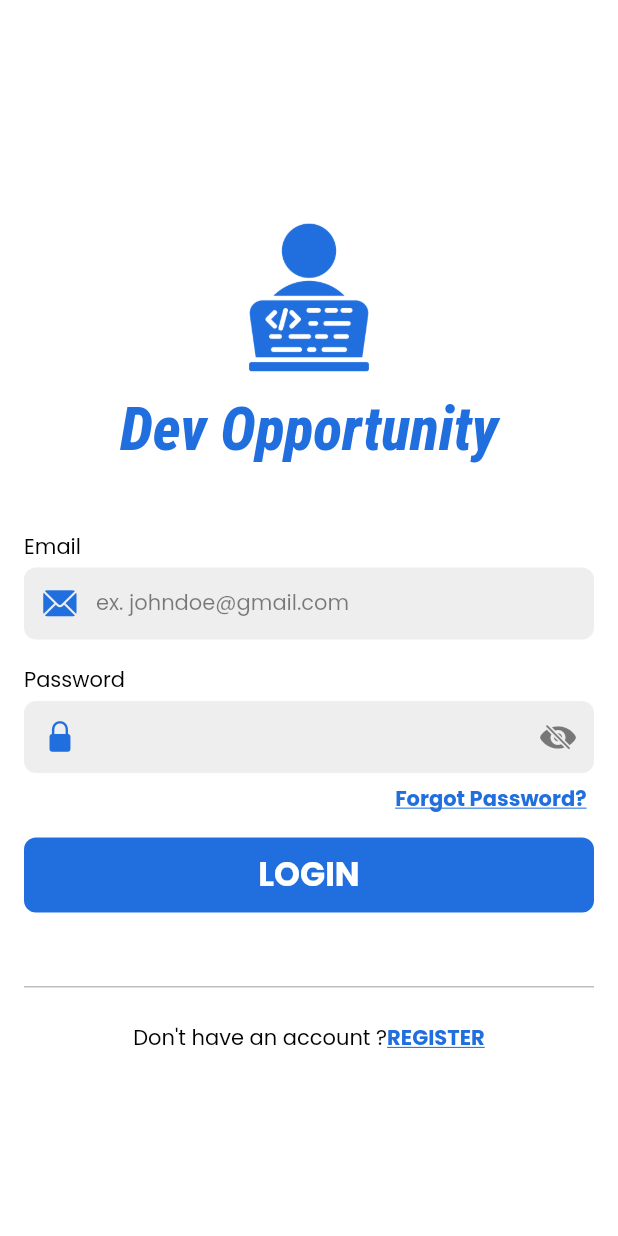
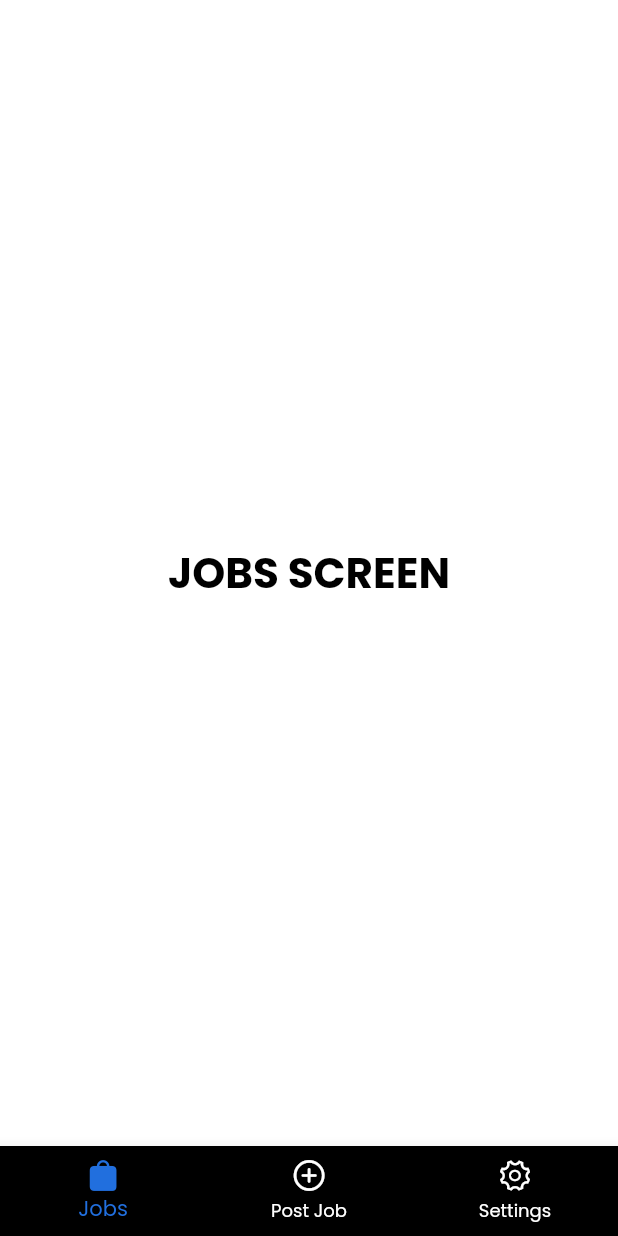
Before and after one commit to includejoe/devopportunity_flutter, a Flutter app: the screen it shows after launch, on a phone screen of 412 x 824 dp. Run offline on Flutter 3.47's test engine with Material 2 defaults, Android fonts, the phone set to English and light mode, and no system bars; our stand-ins replace cloud_firestore, firebase_auth, firebase_core, get_it, google_fonts, shared_preferences; accounts and stored records are empty.

Commit message:
main screen ui setup

```diff
--- a/lib/base/main.dart
+++ b/lib/base/main.dart
@@ -1,4 +1,5 @@
 import 'package:dev_opportunity/base/di/get_it.dart';
+import 'package:dev_opportunity/base/presentation/screens/main_screen.dart';
 import 'package:dev_opportunity/base/presentation/theme/theme_constants.dart';
 import 'package:dev_opportunity/base/presentation/theme/theme_provider.dart';
 import 'package:dev_opportunity/base/providers/user_provider.dart';
@@ -57,7 +58,7 @@ class MyApp extends StatelessWidget {
                 builder: (context, snapshot) {
                   if (snapshot.connectionState == ConnectionState.active) {
                     if (snapshot.hasData) {
-                      return const Placeholder(); // return main screen
+                      return const MainScreen(); // return main screen
                     } else if (snapshot.hasError) {
                       return Center(
                         child: Text("${snapshot.error}"),
@@ -73,7 +74,7 @@ class MyApp extends StatelessWidget {
                     );
                   }
 
-                  return const LoginScreen(); // return login screen
+                  return const MainScreen(); // return login screen
                 },
               )
           );
--- /dev/null
+++ b/lib/base/presentation/screens/main_screen.dart
@@ -0,0 +1,78 @@
+import 'dart:io';
+import 'package:dev_opportunity/job/presentation/screens/jobs_screen.dart';
+import 'package:dev_opportunity/job/presentation/screens/post_job_screen.dart';
+import 'package:dev_opportunity/user/presentation/screens/settings_screen.dart';
+import 'package:flutter/cupertino.dart';
+import 'package:flutter/material.dart';
+
+class MainScreen extends StatefulWidget {
+  const MainScreen({super.key});
+
+  @override
+  State<MainScreen> createState() => _MainScreenState();
+}
+
+class _MainScreenState extends State<MainScreen> {
+  int _currentScreen = 0;
+  final PageController _pageController = PageController(initialPage: 0);
+
+  @override
+  Widget build(BuildContext context) {
+    final theme = Theme.of(context);
+
+    return Scaffold(
+      body: PageView(
+        controller: _pageController,
+          physics: const BouncingScrollPhysics(),
+          onPageChanged: (int index) {
+            setState(() {
+              _currentScreen = index;
+            });
+          },
+        children: const <Widget> [
+          JobsScreen(),
+          PostJobScreen(),
+          SettingsScreen(),
+        ]
+      ),
+    bottomNavigationBar: SizedBox(
+      height: Platform.isIOS ? 90 : 60,
+        child: BottomNavigationBar(
+          currentIndex: _currentScreen,
+          selectedItemColor: theme.colorScheme.primary,
+          unselectedItemColor: Colors.white,
+          backgroundColor: Colors.black,
+          type: BottomNavigationBarType.fixed,
+          showSelectedLabels: true,
+          showUnselectedLabels: true,
+          onTap: (int index) {
+            _pageController.jumpToPage(index);
+          },
+          items:  <BottomNavigationBarItem>[
+            BottomNavigationBarItem(
+                icon: Icon(_currentScreen == 0 ?
+                CupertinoIcons.bag_fill :
+                CupertinoIcons.bag
+                ),
+                label: 'Jobs'
+            ),
+            BottomNavigationBarItem(
+                icon: Icon(_currentScreen == 1 ?
+                CupertinoIcons.add_circled_solid :
+                CupertinoIcons.add_circled
+                ),
+                label: 'Post Job'
+            ),
+            BottomNavigationBarItem(
+                icon: Icon(_currentScreen == 3 ?
+                CupertinoIcons.gear_solid :
+                CupertinoIcons.gear
+                ),
+                label: 'Settings'
+            ),
+          ],
+        ),
+      ),
+    );
+  }
+}
--- a/lib/base/presentation/theme/theme_constants.dart
+++ b/lib/base/presentation/theme/theme_constants.dart
@@ -39,6 +39,11 @@ ThemeData lightTheme = ThemeData(
       ),
       headlineMedium: GoogleFonts.poppins(
           fontSize: 16,
+          color: Colors.black,
+          fontWeight: FontWeight.bold
+      ),
+      headlineLarge: GoogleFonts.poppins(
+          fontSize: 28,
           color: Colors.black,
           fontWeight: FontWeight.bold
       ),
@@ -96,6 +101,11 @@ ThemeData darkTheme = ThemeData(
           color: Colors.white,
           fontWeight: FontWeight.bold
       ),
+      headlineLarge: GoogleFonts.poppins(
+          fontSize: 28,
+          color: Colors.white,
+          fontWeight: FontWeight.bold
+      ),
       labelMedium: GoogleFonts.poppins(
           fontSize: 22,
           color: Colors.white,
--- /dev/null
+++ b/lib/job/presentation/screens/jobs_screen.dart
@@ -0,0 +1,24 @@
+import 'package:flutter/material.dart';
+
+class JobsScreen extends StatefulWidget {
+  const JobsScreen({super.key});
+
+  @override
+  State<JobsScreen> createState() => _JobsScreenState();
+}
+
+class _JobsScreenState extends State<JobsScreen> {
+  @override
+  Widget build(BuildContext context) {
+    final theme = Theme.of(context);
+
+    return Scaffold(
+      body: Center(
+        child: Text(
+          'JOBS SCREEN',
+          style: theme.textTheme.headlineLarge,
+        ),
+      ),
+    );
+  }
+}
--- a/lib/user/presentation/screens/register_screen.dart
+++ b/lib/user/presentation/screens/register_screen.dart
@@ -161,7 +161,7 @@ class _RegisterScreenState extends State<RegisterScreen> {
                       FocusScope.of(context).unfocus();
                     },
                   ),
-                  const SizedBox(height: 15,),
+                  const SizedBox(height: 25,),
                   _isLoading ? const Loader(size: 24)  : Button(
                       onTap: () {
                         setState(() {
```
Also changed, not shown: lib/job/presentation/screens/job_detail_screen.dart (added, +15 -0 lines), lib/job/presentation/screens/post_job_screen.dart (added, +24 -0 lines), lib/user/presentation/screens/profile_screen.dart (added, +15 -0 lines), lib/user/presentation/screens/settings_screen.dart (added, +24 -0 lines).
